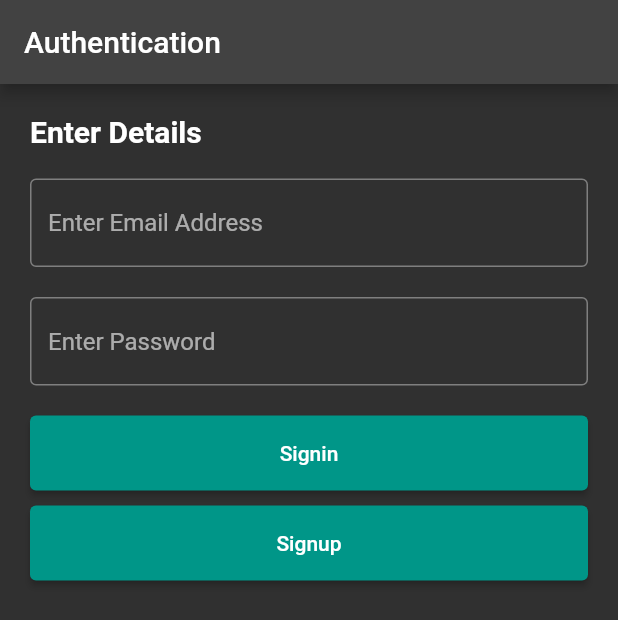
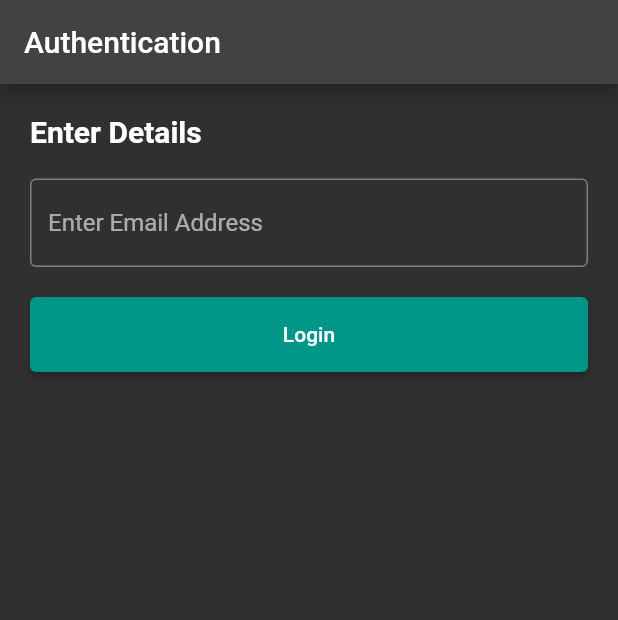
Before and after one commit to akmadan/firebase_email_verification, a Flutter app: the screen it shows after launch, on a phone screen of 412 x 824 dp. Shown: the top 620 px of the screen. Run offline on Flutter 3.47's test engine with Material 2 defaults, Android fonts, the phone set to English and light mode, and no system bars; our stand-ins replace firebase_auth, firebase_core, firebase_dynamic_links; accounts and stored records are empty.

Commit message:
sending email

```diff
--- a/lib/src/auth/authPage.dart
+++ b/lib/src/auth/authPage.dart
@@ -1,18 +1,88 @@
 import 'package:firebase_auth/firebase_auth.dart';
+import 'package:firebase_dynamic_links/firebase_dynamic_links.dart';
 import 'package:firebase_features/src/auth/verify.dart';
-import 'package:firebase_features/src/pages/home.dart';
 import 'package:flutter/material.dart';
-// import 'package:login_app/src/screens/home.dart';
-// import 'package:login_app/src/screens/verify.dart';
 
 class AuthPage extends StatefulWidget {
   @override
   _AuthPageState createState() => _AuthPageState();
 }
 
-class _AuthPageState extends State<AuthPage> {
-  String? _email, _password;
-  final auth = FirebaseAuth.instance;
+class _AuthPageState extends State<AuthPage> with WidgetsBindingObserver {
+  ////// Initial Values //////
+  String? _email;
+  String? _link;
+  // final _formKey = GlobalKey<FormState>();
+  final _scaffoldKey = GlobalKey<ScaffoldState>();
+  final _formKey = GlobalKey<FormState>();
+
+  ////// Initial Values //////
+  ///// Action Code Settings /////
+  ///   Resources - https://firebase.flutter.dev/docs/auth/usage ///
+  ///   Resources - https://medium.com/@ayushsahu_52982/passwordless-login-with-firebase-flutter-f0819209677 ///
+  ///// Action Code Settings /////
+
+  var acs = ActionCodeSettings(
+      //Link Created on Dynamic Link in Firebase
+      url: 'https://firebasefeaturesapp.page.link/firebasefeature',
+      // This must be true
+      handleCodeInApp: true,
+      iOSBundleId: 'com.example.firebaseFeatures',
+      androidPackageName: 'com.example.firebase_features',
+      // installIfNotAvailable
+      androidInstallApp: true,
+      // minimumVersion
+      androidMinimumVersion: '12');
+
+  sendLinkToEmail() async {
+    FirebaseAuth.instance
+        .sendSignInLinkToEmail(email: _email!, actionCodeSettings: acs)
+        .catchError(
+            (onError) => print('Error sending email verification $onError'))
+        .then((value) => print('Successfully sent email verification'));
+  }
+
+  @override
+  void didChangeAppLifecycleState(AppLifecycleState state) {
+    if (state == AppLifecycleState.resumed) {
+      _retrieveDynamicLink();
+    }
+  }
+
+  _retrieveDynamicLink() async {
+    final PendingDynamicLinkData? data =
+        await FirebaseDynamicLinks.instance.getInitialLink();
+
+    final Uri? deepLink = data?.link;
+    print(deepLink.toString());
+    _link = deepLink.toString();
+    _signInWithEmailAndLink();
+
+    return deepLink.toString();
+  }
+
+  Future<void> _signInWithEmailAndLink() async {
+    final FirebaseAuth user = FirebaseAuth.instance;
+    bool validLink = await user.isSignInWithEmailLink(_link!);
+    if (validLink) {
+      try {
+        await user.signInWithEmailLink(email: _email!, emailLink: _link!);
+      } catch (e) {
+        print(e);
+        // _showDialog(e.toString());
+      }
+    }
+  }
+
+  //🟢🟢 Adding an observer to the state 🟢🟢 //
+
+  @override
+  void initState() {
+    super.initState();
+    WidgetsBinding.instance!.addObserver(this);
+  }
+
+  //🟢🟢 Adding an observer to the state 🟢🟢 //
 
   @override
   Widget build(BuildContext context) {
@@ -20,7 +90,9 @@ class _AuthPageState extends State<AuthPage> {
       appBar: AppBar(
         title: Text('Authentication'),
       ),
-      body: Container(
+      body: Form(
+        key: _formKey,
+        child: Container(
           padding: EdgeInsets.all(20),
           child: Column(
             crossAxisAlignment: CrossAxisAlignment.start,
@@ -50,45 +122,7 @@ class _AuthPageState extends State<AuthPage> {
                 height: 20,
               ),
 
-            // Password Text Field
-            TextField(
-              obscureText: true,
-              decoration: InputDecoration(
-                  hintText: 'Enter Password', border: OutlineInputBorder()),
-              onChanged: (value) {
-                setState(() {
-                  _password = value.trim();
-                });
-              },
-            ),
-            SizedBox(
-              height: 20,
-            ),
-
-            // Sign In Button
-            Container(
-              height: 50,
-              width: double.infinity,
-              child: ElevatedButton(
-                  style: ButtonStyle(
-                      backgroundColor: MaterialStateProperty.all(
-                          Theme.of(context).primaryColor)),
-                  child: Text('Signin'),
-                  onPressed: () {
-                    auth
-                        .signInWithEmailAndPassword(
-                            email: _email!, password: _password!)
-                        .then((_) {
-                      Navigator.of(context).pushReplacement(MaterialPageRoute(
-                          builder: (context) => HomeScreen()));
-                    });
-                  }),
-            ),
-            SizedBox(
-              height: 10,
-            ),
-
-            //Sign Up Button
+              //Login Button
               Container(
                 height: 50,
                 width: double.infinity,
@@ -97,21 +131,17 @@ class _AuthPageState extends State<AuthPage> {
                       backgroundColor: MaterialStateProperty.all(
                           Theme.of(context).primaryColor)),
                   // color: Theme.of(context).accentColor,
-                child: Text('Signup'),
+                  child: Text('Login'),
                   onPressed: () {
-                  auth
-                      .createUserWithEmailAndPassword(
-                          email: _email!, password: _password!)
-                      .then((_) {
-                    Navigator.of(context).pushReplacement(MaterialPageRoute(
-                        builder: (context) => VerifyScreen()));
-                  });
+                    _formKey.currentState!.save();
+                    sendLinkToEmail();
                   },
                 ),
               )
             ],
           ),
         ),
+      ),
     );
   }
 }
```
Lines whose indentation alone changed are shown as unchanged.
